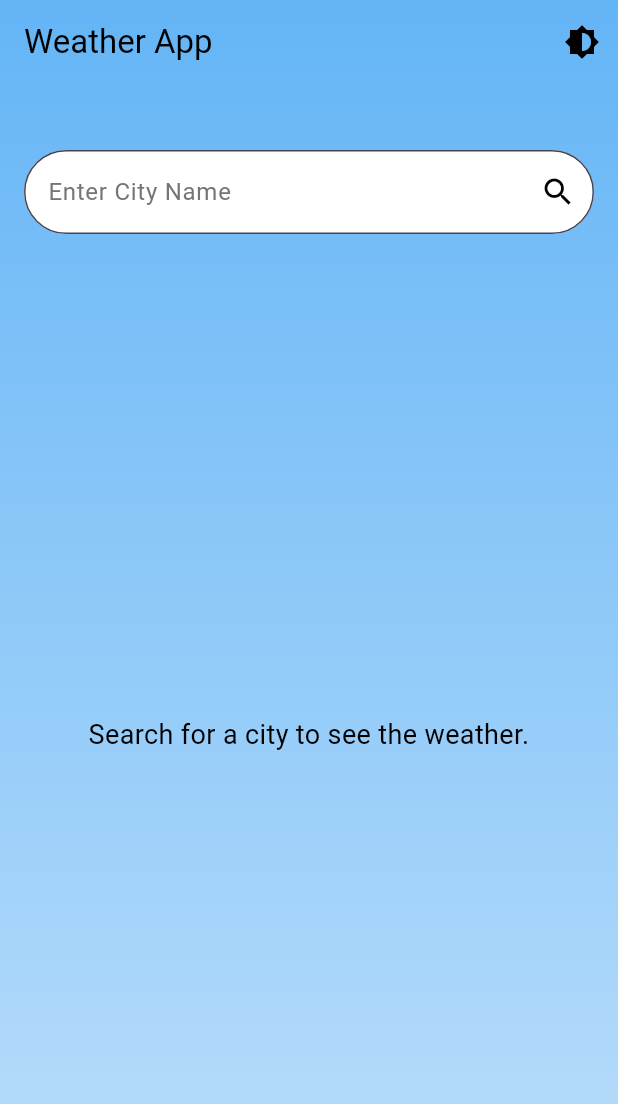
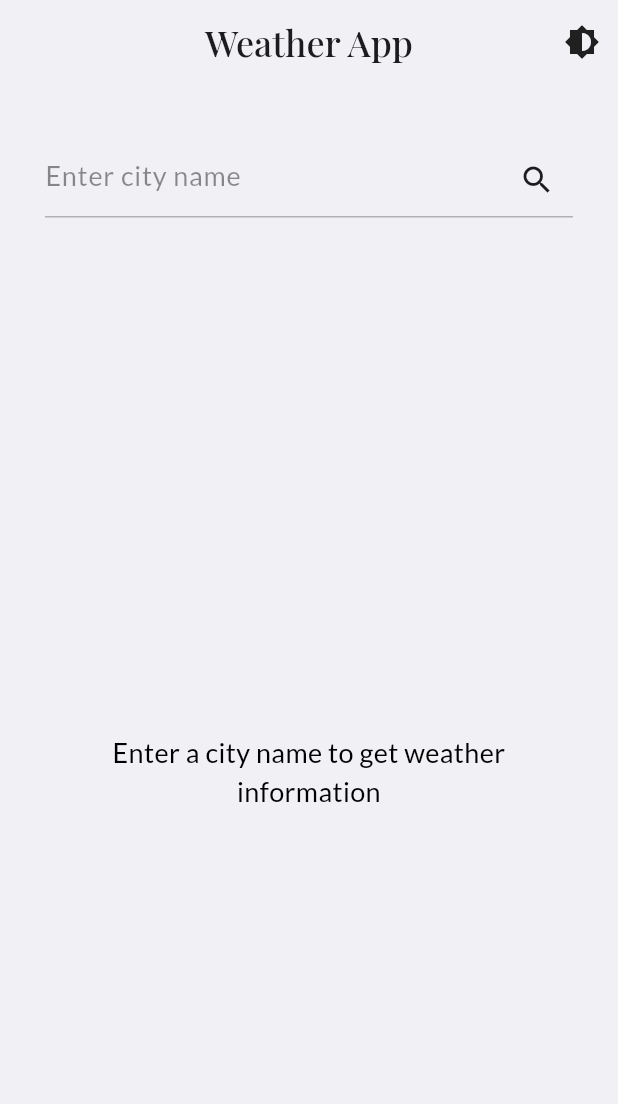
Before and after one commit to v-eenay/flutter_weather, a Flutter app: the screen it shows after launch, on a phone screen of 412 x 824 dp. Shown: the top 1104 px of the screen. Run offline on Flutter 3.47's test engine with Material 3 defaults, Android fonts, the phone set to English and light mode, and no system bars; our stand-ins replace google_fonts.

Commit message:
Updated WeatherScreen widget to dynamically calculate background gradient based on temperature and weather conditions

```diff
--- a/lib/main.dart
+++ b/lib/main.dart
@@ -1,25 +1,29 @@
 import 'package:flutter/material.dart';
 import 'package:provider/provider.dart';
-import 'providers/weather_provider.dart';
-import 'screens/weather_screen.dart';
+import 'package:flutter_weather/providers/weather_provider.dart';
+import 'package:flutter_weather/screens/weather_screen.dart';
 
 void main() {
-  runApp(MyApp());
+  runApp(
+    ChangeNotifierProvider(
+      create: (context) => WeatherProvider(),
+      child: MyApp(),
+    ),
+  );
 }
 
 class MyApp extends StatelessWidget {
   @override
   Widget build(BuildContext context) {
-    return ChangeNotifierProvider(
-      create: (_) => WeatherProvider(),
-      child: MaterialApp(
-        debugShowCheckedModeBanner: false,
-        theme: ThemeData(
-          primarySwatch: Colors.blue,
-          scaffoldBackgroundColor: Colors.transparent,
-        ),
-        home: WeatherScreen(),
-      ),
+    return MaterialApp(
+      debugShowCheckedModeBanner: false,
+      title: 'Flutter Weather App',
+      theme: ThemeData.light(),
+      darkTheme: ThemeData.dark(),
+      themeMode: Provider.of<WeatherProvider>(context).isDarkMode
+          ? ThemeMode.dark
+          : ThemeMode.light,
+      home: WeatherScreen(),
     );
   }
 }
--- a/lib/providers/weather_provider.dart
+++ b/lib/providers/weather_provider.dart
@@ -13,7 +13,9 @@ class WeatherProvider with ChangeNotifier {
   bool get isDarkMode => _isDarkMode;
   String get errorMessage => _errorMessage;
 
-  void toggleTheme() {
+  get searchQuery => null;
+
+  void toggleDarkMode() {
     _isDarkMode = !_isDarkMode;
     notifyListeners();
   }
@@ -39,4 +41,6 @@ class WeatherProvider with ChangeNotifier {
       notifyListeners();
     }
   }
+
+  void setErrorMessage(String s) {}
 }
--- a/lib/screens/weather_screen.dart
+++ b/lib/screens/weather_screen.dart
@@ -1,13 +1,41 @@
 import 'package:flutter/material.dart';
+import 'package:flutter_weather/models/weather_model.dart';
+import 'package:google_fonts/google_fonts.dart';
 import 'package:provider/provider.dart';
-import 'package:flutter_spinkit/flutter_spinkit.dart';
-import '../models/weather_model.dart';
 import '../providers/weather_provider.dart';
+import '../widgets/weather_content.dart';
+import '../widgets/search_input.dart';
 
-class WeatherScreen extends StatelessWidget {
+class WeatherScreen extends StatefulWidget {
+  const WeatherScreen({Key? key}) : super(key: key);
+
+  @override
+  _WeatherScreenState createState() => _WeatherScreenState();
+}
+
+class _WeatherScreenState extends State<WeatherScreen>
+    with SingleTickerProviderStateMixin {
   final TextEditingController _controller = TextEditingController();
+  late AnimationController _animationController;
+  late Animation<double> _fadeAnimation;
 
-  WeatherScreen({Key? key});
+  @override
+  void initState() {
+    super.initState();
+    _animationController = AnimationController(
+      vsync: this,
+      duration: const Duration(milliseconds: 1000),
+    );
+    _fadeAnimation =
+        Tween<double>(begin: 0.0, end: 1.0).animate(_animationController);
+    _animationController.forward();
+  }
+
+  @override
+  void dispose() {
+    _animationController.dispose();
+    super.dispose();
+  }
 
   @override
   Widget build(BuildContext context) {
@@ -16,197 +44,127 @@ class WeatherScreen extends StatelessWidget {
       appBar: AppBar(
         elevation: 0,
         backgroundColor: Colors.transparent,
-        title: const Text('Weather App', style: TextStyle(color: Colors.black)),
+        title: Text(
+          'Weather App',
+          style: GoogleFonts.playfairDisplay(
+            fontSize: 24,
+            fontWeight: FontWeight.w500,
+          ),
+        ),
+        centerTitle: true,
         actions: [
           IconButton(
-            icon: const Icon(Icons.brightness_6, color: Colors.black),
+            icon: Icon(Icons.brightness_6,
+                color: Theme.of(context).iconTheme.color),
             onPressed: () {
               Provider.of<WeatherProvider>(context, listen: false)
-                  .toggleTheme();
+                  .toggleDarkMode();
             },
           ),
         ],
       ),
-      body: Stack(
-        fit: StackFit.expand,
+      body: Consumer<WeatherProvider>(
+        builder: (context, provider, child) {
+          final weather = provider.weather;
+          final isDarkMode = provider.isDarkMode;
+          final backgroundColor = _getBackgroundColor(weather, isDarkMode);
+          final textColor = backgroundColor.computeLuminance() > 0.5
+              ? Colors.black
+              : Colors.white;
+
+          return AnimatedContainer(
+            duration: const Duration(milliseconds: 500),
+            color: backgroundColor,
+            child: SafeArea(
+              child: Padding(
+                padding: const EdgeInsets.symmetric(horizontal: 30.0),
+                child: Column(
+                  crossAxisAlignment: CrossAxisAlignment.start,
                   children: [
-          _buildBackground(context),
-          Column(
-            children: [
-              const SizedBox(height: 100),
-              Padding(
-                padding: const EdgeInsets.symmetric(horizontal: 16.0),
-                child: _buildSearchInput(context),
-              ),
+                    const SizedBox(height: 40),
+                    SearchInput(
+                        controller: _controller,
+                        onPressed: () {
+                          _handleSearch(context);
+                        }),
+                    const SizedBox(height: 60),
                     Expanded(
-                child: Consumer<WeatherProvider>(
-                  builder: (context, provider, child) {
-                    if (provider.isLoading) {
-                      return _buildLoadingIndicator();
-                    } else if (provider.errorMessage.isNotEmpty) {
-                      return _buildErrorText(provider.errorMessage);
-                    } else if (provider.weather == null) {
-                      return _buildInitialText();
-                    } else {
-                      return _buildWeatherInfo(provider.weather!);
-                    }
-                  },
+                      child: FadeTransition(
+                        opacity: _fadeAnimation,
+                        child: WeatherContent(
+                            provider: provider, textColor: textColor),
                       ),
                     ),
                   ],
                 ),
-        ],
+              ),
+            ),
+          );
+        },
       ),
     );
   }
 
-  Widget _buildBackground(BuildContext context) {
-    final isDarkMode = Provider.of<WeatherProvider>(context).isDarkMode;
-    return AnimatedContainer(
-      duration: const Duration(milliseconds: 500),
-      decoration: BoxDecoration(
-        gradient: LinearGradient(
-          begin: Alignment.topCenter,
-          end: Alignment.bottomCenter,
-          colors: isDarkMode
-              ? [const Color(0xFF1A1A2E), const Color(0xFF34314C)]
-              : [const Color(0xFF64B5F6), const Color(0xFFBBDEFB)],
-        ),
-      ),
-    );
+  Color _getBackgroundColor(Weather? weather, bool isDarkMode) {
+    if (weather == null) {
+      return isDarkMode ? const Color(0xFF1A1A2E) : const Color(0xFFF0F0F5);
     }
 
-  Widget _buildSearchInput(BuildContext context) {
-    return TextField(
-      controller: _controller,
-      style: const TextStyle(color: Colors.black),
-      cursorColor: Colors.black,
-      decoration: InputDecoration(
-        filled: true,
-        fillColor: Colors.white,
-        border: OutlineInputBorder(borderRadius: BorderRadius.circular(30)),
-        hintText: 'Enter City Name',
-        hintStyle: TextStyle(color: Colors.grey.shade600),
-        suffixIcon: IconButton(
-          icon: const Icon(Icons.search, color: Colors.black),
-          onPressed: () async {
+    if (isDarkMode) {
+      switch (weather.description.toLowerCase()) {
+        case 'clear sky':
+          return const Color(0xFF1A1A2E);
+        case 'few clouds':
+        case 'scattered clouds':
+        case 'broken clouds':
+          return const Color(0xFF16213E);
+        case 'shower rain':
+        case 'rain':
+          return const Color(0xFF1A1A2C);
+        case 'thunderstorm':
+          return const Color(0xFF0F3460);
+        case 'snow':
+          return const Color(0xFF2C3E50);
+        case 'mist':
+          return const Color(0xFF34495E);
+        default:
+          return const Color(0xFF121212);
+      }
+    } else {
+      switch (weather.description.toLowerCase()) {
+        case 'clear sky':
+          return const Color(0xFFF0F8FF);
+        case 'few clouds':
+        case 'scattered clouds':
+        case 'broken clouds':
+          return const Color(0xFFF5F5F5);
+        case 'shower rain':
+        case 'rain':
+          return const Color(0xFFE3F2FD);
+        case 'thunderstorm':
+          return const Color(0xFFECEFF1);
+        case 'snow':
+          return const Color(0xFFFAFAFA);
+        case 'mist':
+          return const Color(0xFFF0F4F8);
+        default:
+          return const Color(0xFFF0F0F5);
+      }
+    }
+  }
+
+  void _handleSearch(BuildContext context) async {
     if (_controller.text.isNotEmpty) {
+      _animationController.reset();
+      _animationController.forward();
+      try {
         await Provider.of<WeatherProvider>(context, listen: false)
             .fetchWeather(_controller.text);
-            }
-          },
-        ),
-      ),
-    );
-  }
-
-  Widget _buildLoadingIndicator() {
-    return const Center(
-      child: SpinKitCircle(
-        color: Colors.black,
-        size: 50.0,
-      ),
-    );
-  }
-
-  Widget _buildErrorText(String errorMessage) {
-    return Center(
-      child: Text(
-        errorMessage,
-        style: const TextStyle(color: Colors.red, fontSize: 18),
-        textAlign: TextAlign.center,
-      ),
-    );
-  }
-
-  Widget _buildInitialText() {
-    return const Center(
-      child: Text(
-        'Search for a city to see the weather.',
-        style: TextStyle(color: Colors.black, fontSize: 18),
-        textAlign: TextAlign.center,
-      ),
-    );
-  }
-
-  Widget _buildWeatherInfo(Weather weather) {
-    return Center(
-      child: Padding(
-        padding: const EdgeInsets.all(16.0),
-        child: Column(
-          mainAxisAlignment: MainAxisAlignment.center,
-          children: [
-            Text(
-              weather.cityName,
-              style: const TextStyle(
-                  fontSize: 32,
-                  fontWeight: FontWeight.bold,
-                  color: Colors.black),
-            ),
-            const SizedBox(height: 10),
-            Text(
-              '${weather.temperature.toStringAsFixed(1)}°C',
-              style: const TextStyle(fontSize: 48, color: Colors.black),
-            ),
-            const SizedBox(height: 10),
-            Text(
-              weather.description,
-              style: const TextStyle(fontSize: 24, color: Colors.black),
-            ),
-            const SizedBox(height: 20),
-            Image.network(
-              'http://openweathermap.org/img/wn/${weather.icon}@2x.png',
-              scale: 1.5,
-            ),
-            const SizedBox(height: 20),
-            _buildWeatherDetails(weather),
-          ],
-        ),
-      ),
-    );
-  }
-
-  Widget _buildWeatherDetails(Weather weather) {
-    return Column(
-      crossAxisAlignment: CrossAxisAlignment.start,
-      children: [
-        _buildDetailItem(
-            'Feels Like', '${weather.feelsLike.toStringAsFixed(1)}°C'),
-        _buildDetailItem('Min Temp', '${weather.tempMin.toStringAsFixed(1)}°C'),
-        _buildDetailItem('Max Temp', '${weather.tempMax.toStringAsFixed(1)}°C'),
-        _buildDetailItem('Pressure', '${weather.pressure} hPa'),
-        _buildDetailItem('Humidity', '${weather.humidity}%'),
-        _buildDetailItem('Wind Speed', '${weather.windSpeed} m/s'),
-        _buildDetailItem(
-          'Sunrise',
-          DateTime.fromMillisecondsSinceEpoch(weather.sunrise * 1000)
-              .toLocal()
-              .toIso8601String()
-              .substring(11, 16),
-        ),
-        _buildDetailItem(
-          'Sunset',
-          DateTime.fromMillisecondsSinceEpoch(weather.sunset * 1000)
-              .toLocal()
-              .toIso8601String()
-              .substring(11, 16),
-        ),
-      ],
-    );
-  }
-
-  Widget _buildDetailItem(String label, String value) {
-    return Padding(
-      padding: const EdgeInsets.symmetric(vertical: 4.0),
-      child: Row(
-        mainAxisAlignment: MainAxisAlignment.spaceBetween,
-        children: [
-          Text(label,
-              style: const TextStyle(fontSize: 16, color: Colors.black)),
-          Text(value,
-              style: const TextStyle(fontSize: 16, color: Colors.black)),
-        ],
-      ),
+      } catch (e) {
+        ScaffoldMessenger.of(context).showSnackBar(
+          SnackBar(content: Text('Error fetching weather: $e')),
         );
       }
     }
+  }
+}
--- /dev/null
+++ b/lib/widgets/search_input.dart
@@ -0,0 +1,34 @@
+import 'package:flutter/material.dart';
+import 'package:google_fonts/google_fonts.dart';
+
+class SearchInput extends StatelessWidget {
+  final TextEditingController controller;
+  final VoidCallback onPressed;
+
+  const SearchInput({required this.controller, required this.onPressed});
+
+  @override
+  Widget build(BuildContext context) {
+    Color textColor = Theme.of(context).textTheme.titleLarge!.color!;
+    return Container(
+      decoration: BoxDecoration(
+        border: Border(bottom: BorderSide(color: textColor.withOpacity(0.3))),
+      ),
+      child: TextField(
+        controller: controller,
+        style: GoogleFonts.lato(color: textColor, fontSize: 18),
+        cursorColor: textColor,
+        onSubmitted: (_) => onPressed(),
+        decoration: InputDecoration(
+          hintText: 'Enter city name',
+          hintStyle: GoogleFonts.lato(color: textColor.withOpacity(0.5)),
+          border: InputBorder.none,
+          suffixIcon: IconButton(
+            icon: Icon(Icons.search, color: textColor),
+            onPressed: onPressed,
+          ),
+        ),
+      ),
+    );
+  }
+}
--- a/pubspec.yaml
+++ b/pubspec.yaml
@@ -37,6 +37,7 @@ dependencies:
   http: ^1.2.1
   flutter_spinkit: ^5.2.1
   provider: ^6.1.2
+  google_fonts: ^4.0.3
 
 dev_dependencies:
   flutter_test:
```
Also changed, not shown: lib/models/weather_model.dart (+12 -0 lines), lib/widgets/weather_content.dart (added, +190 -0 lines), pubspec.lock. Lines whose indentation alone changed are shown as unchanged.
